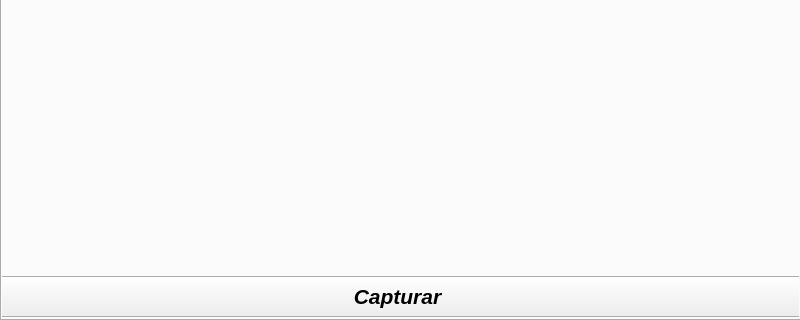
First picture: the form in GUI_QT/form.ui, repository 12an/camara_giafranco, before the edit; both pictures show x 0 to 800 and y 280 to 600 of the 800 by 600 pixel window.
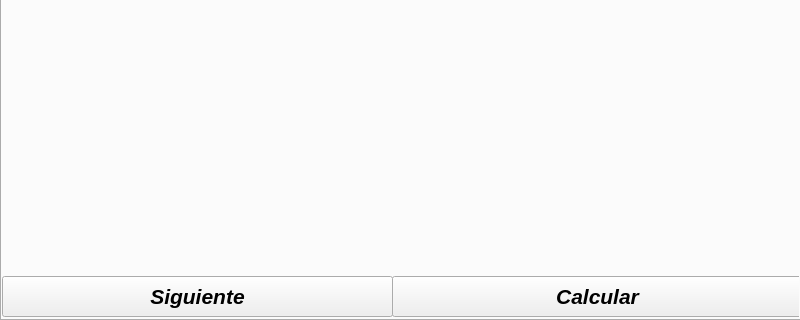
Second picture: the form after the edit. The open tabs and pages were chosen to show the change.

Diff of the .ui file:
```diff
--- a/GUI_QT/form.ui
+++ b/GUI_QT/form.ui
@@ -305,9 +305,9 @@
     <widget class="QPushButton" name="boton_siguiente_tag3_2">
      <property name="geometry">
       <rect>
-       <x>-10</x>
+       <x>390</x>
        <y>530</y>
-       <width>811</width>
+       <width>411</width>
        <height>41</height>
       </rect>
      </property>
@@ -319,7 +319,27 @@
       </font>
      </property>
      <property name="text">
-      <string>Capturar</string>
+      <string>Calcular</string>
+     </property>
+    </widget>
+    <widget class="QPushButton" name="boton_siguiente_tag5">
+     <property name="geometry">
+      <rect>
+       <x>0</x>
+       <y>530</y>
+       <width>391</width>
+       <height>41</height>
+      </rect>
+     </property>
+     <property name="font">
+      <font>
+       <pointsize>16</pointsize>
+       <italic>true</italic>
+       <bold>true</bold>
+      </font>
+     </property>
+     <property name="text">
+      <string>Siguiente</string>
      </property>
     </widget>
    </widget>
```
Left out of the diff: 4 changed lines with no effect on the pictures.
